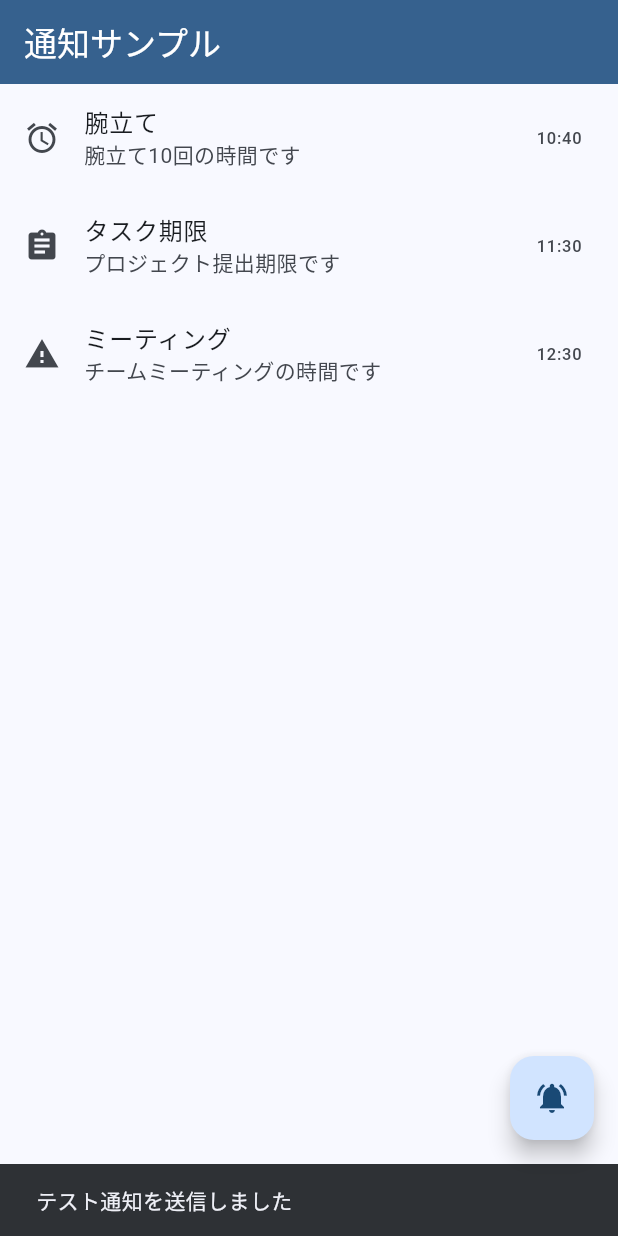
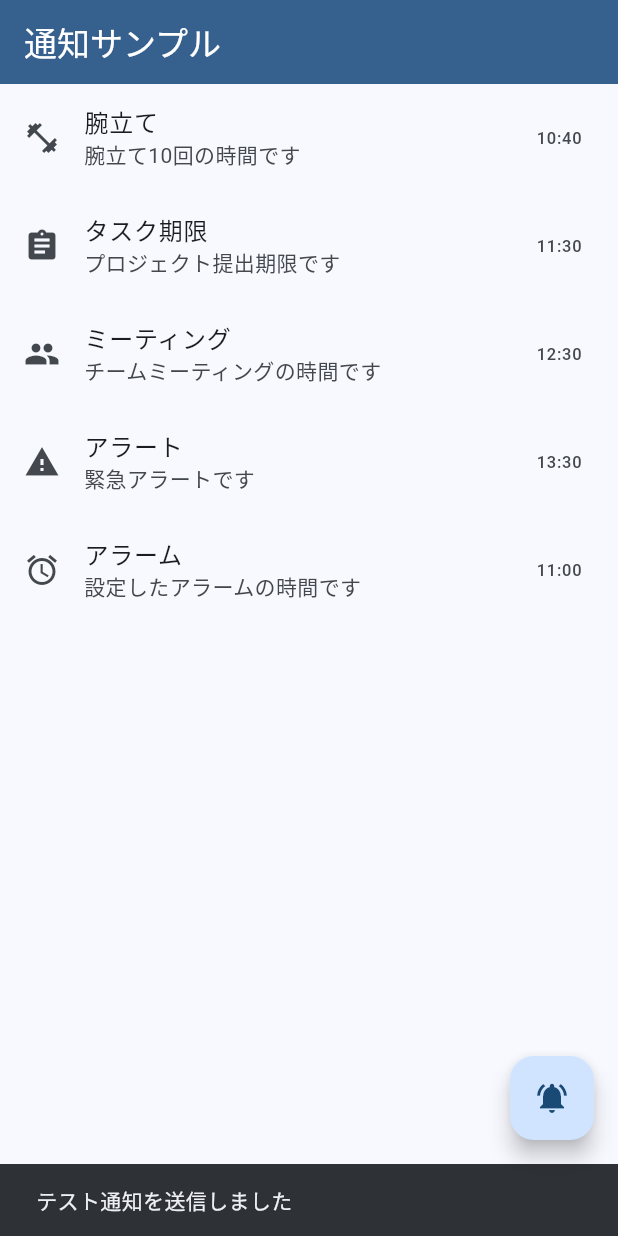
Before and after one commit to tanakacha/pksha-hackathon-2025, a Flutter app: the screen it shows after launch, after a tap on the "notifications active" icon, on a phone screen of 412 x 824 dp. Run offline on Flutter 3.47's test engine with Material 3 defaults, Android fonts, the phone set to English and light mode, and no system bars; our stand-ins replace flutter_local_notifications, timezone.

Commit message:
feat: 画像を添付して通知を送信する #1

```diff
--- a/lib/main.dart
+++ b/lib/main.dart
@@ -46,7 +46,7 @@ class _NotificationScreenState extends State<NotificationScreen> {
       title: '腕立て',
       message: '腕立て10回の時間です',
       scheduledTime: DateTime.now().add(const Duration(minutes: 10)),
-      iconName: 'alarm',
+      iconName: 'muscle',
     ),
     NotificationModel(
       id: 2,
@@ -60,7 +60,21 @@ class _NotificationScreenState extends State<NotificationScreen> {
       title: 'ミーティング',
       message: 'チームミーティングの時間です',
       scheduledTime: DateTime.now().add(const Duration(hours: 2)),
+      iconName: 'meeting',
+    ),
+    NotificationModel(
+      id: 4,
+      title: 'アラート',
+      message: '緊急アラートです',
+      scheduledTime: DateTime.now().add(const Duration(hours: 3)),
       iconName: 'alert',
+    ),
+    NotificationModel(
+      id: 5,
+      title: 'アラーム',
+      message: '設定したアラームの時間です',
+      scheduledTime: DateTime.now().add(const Duration(minutes: 30)),
+      iconName: 'alarm',
     ),
   ];
 
@@ -107,7 +121,7 @@ class _NotificationScreenState extends State<NotificationScreen> {
       title: '予約通知テスト',
       body: '10秒後に予約した通知です',
       scheduledTime: now,
-      iconName: 'alarm',
+      iconName: 'muscle',
     );
 
     ScaffoldMessenger.of(
@@ -118,6 +132,8 @@ class _NotificationScreenState extends State<NotificationScreen> {
   // アイコン名から適切なIconDataを取得
   IconData _getIconData(String? iconName) {
     switch (iconName) {
+      case 'muscle':
+        return Icons.fitness_center;
       case 'alarm':
         return Icons.alarm;
       case 'meeting':
--- a/lib/notification/services/notification_service.dart
+++ b/lib/notification/services/notification_service.dart
@@ -3,6 +3,8 @@ import 'package:flutter/material.dart';
 import 'package:flutter_local_notifications/flutter_local_notifications.dart';
 import 'package:timezone/timezone.dart' as tz;
 import 'package:timezone/data/latest.dart' as tz_data;
+import 'dart:typed_data';
+import 'package:flutter/services.dart' show rootBundle;
 
 class NotificationService {
   static final NotificationService _instance = NotificationService._internal();
@@ -44,6 +46,40 @@ class NotificationService {
                 DarwinNotificationCategoryOption.hiddenPreviewShowTitle,
               },
             ),
+            DarwinNotificationCategory(
+              'muscle',
+              actions: [DarwinNotificationAction.plain('done', '完了')],
+              options: <DarwinNotificationCategoryOption>{
+                DarwinNotificationCategoryOption.hiddenPreviewShowTitle,
+              },
+            ),
+            DarwinNotificationCategory(
+              'task',
+              actions: [
+                DarwinNotificationAction.plain('complete', '完了'),
+                DarwinNotificationAction.plain('postpone', '延期'),
+              ],
+              options: <DarwinNotificationCategoryOption>{
+                DarwinNotificationCategoryOption.hiddenPreviewShowTitle,
+              },
+            ),
+            DarwinNotificationCategory(
+              'meeting',
+              actions: [
+                DarwinNotificationAction.plain('attend', '参加'),
+                DarwinNotificationAction.plain('decline', '辞退'),
+              ],
+              options: <DarwinNotificationCategoryOption>{
+                DarwinNotificationCategoryOption.hiddenPreviewShowTitle,
+              },
+            ),
+            DarwinNotificationCategory(
+              'alert',
+              actions: [DarwinNotificationAction.plain('acknowledge', '確認')],
+              options: <DarwinNotificationCategoryOption>{
+                DarwinNotificationCategoryOption.hiddenPreviewShowTitle,
+              },
+            ),
           ],
         );
 
@@ -74,6 +110,9 @@ class NotificationService {
     required String body,
     String? iconName,
   }) async {
+    // アイコンの添付ファイルを取得
+    final attachments = await _getNotificationAttachments(iconName);
+
     // 最大レベルの割り込み設定でiOS通知を構成
     final DarwinNotificationDetails iosDetails = DarwinNotificationDetails(
       presentAlert: true,
@@ -83,9 +122,9 @@ class NotificationService {
       presentList: true,
       sound: 'default',
       interruptionLevel: InterruptionLevel.timeSensitive, // 時間に敏感な通知として設定
-      categoryIdentifier: iconName ?? 'alarm', // アラームまたは指定したアイコン名
+      categoryIdentifier: iconName ?? 'muscle', // アラームまたは指定したアイコン名
       threadIdentifier: 'alarm_notifications', // 通知をグループ化
-      attachments: getNotificationAttachment(iconName), // 通知にカスタム画像を添付
+      attachments: attachments,
     );
 
     final NotificationDetails notificationDetails = NotificationDetails(
@@ -108,6 +147,9 @@ class NotificationService {
     required DateTime scheduledTime,
     String? iconName,
   }) async {
+    // アイコンの添付ファイルを取得
+    final attachments = await _getNotificationAttachments(iconName);
+
     final DarwinNotificationDetails iosDetails = DarwinNotificationDetails(
       presentAlert: true,
       presentBadge: true,
@@ -116,8 +158,9 @@ class NotificationService {
       presentList: true,
       sound: 'default',
       interruptionLevel: InterruptionLevel.timeSensitive,
-      categoryIdentifier: iconName ?? 'alarm', // アラームまたは指定したアイコン名
+      categoryIdentifier: iconName ?? 'muscle', // muscleアイコンをデフォルトにする
       threadIdentifier: 'alarm_notifications', // 通知をグループ化
+      attachments: attachments,
     );
 
     final NotificationDetails notificationDetails = NotificationDetails(
@@ -135,47 +178,33 @@ class NotificationService {
     );
   }
 
-  // 通知アイコン名に基づいて添付ファイルを取得
-  List<DarwinNotificationAttachment>? getNotificationAttachment(String? iconName) {
-    // iconNameに基づいて異なる添付ファイルを返す
-    // 注意: 実際の画像ファイルはiOSのAssets.xcassetsに追加する必要があります
+  // 通知アイコンの添付ファイルを生成するメソッド
+  Future<List<DarwinNotificationAttachment>?> _getNotificationAttachments(
+    String? iconName,
+  ) async {
     try {
-      if (iconName == null) return null;
+      // すべての通知でmuscleアイコンを使用（または指定されたアイコンを使用）
+      final String iconPath = 'assets/icons/${iconName ?? 'muscle'}.png';
 
-      String assetName;
+      // アセットからファイルを読み込む
+      final ByteData byteData = await rootBundle.load(iconPath);
+      final Uint8List imageBytes = byteData.buffer.asUint8List();
 
-      switch (iconName) {
-        case 'alarm':
-          assetName = 'alarm_icon';
-          break;
-        case 'task':
-          assetName = 'task_icon';
-          break;
-        case 'meeting':
-          assetName = 'meeting_icon';
-          break;
-        case 'alert':
-          assetName = 'alert_icon';
-          break;
-        case 'test':
-          assetName = 'test_icon';
-          break;
-        default:
-          assetName = 'notification_icon';
-      }
+      // 一時ファイルに保存
+      final String tempPath =
+          '${Directory.systemTemp.path}/${iconName ?? 'muscle'}.png';
+      final File tempFile = File(tempPath);
+      await tempFile.writeAsBytes(imageBytes);
 
-      // iOS用の添付ファイルパス
-      // 注意: 実際のパスはプロジェクトによって異なる場合があります
-      final String attachmentPath = 'Library/Application Support/NotificationImages/$assetName.png';
-      return [
-        DarwinNotificationAttachment(
-          identifier: 'image',
-          url: Uri.file(attachmentPath),
-          hideThumbnail: false,
-        ),
-      ];
+      // 添付ファイルを生成
+      final attachment = DarwinNotificationAttachment(
+        tempPath,
+        identifier: 'notification_icon',
+      );
+
+      return [attachment];
     } catch (e) {
-      debugPrint('通知添付ファイルエラー: $e');
+      debugPrint('通知アイコンの設定中にエラーが発生しました: $e');
       return null;
     }
   }
```
Also changed, not shown: pubspec.yaml (+6 -69 lines), assets/icons/muscle.png (added), 1 other file.
